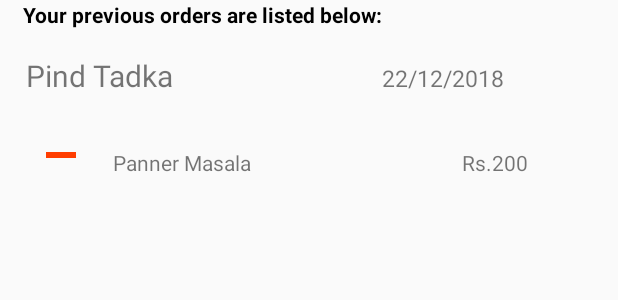
After one commit to HenryGibson86/RestaurantApp, an Android app: the layout fragment_previous_orders.xml on its own in the app's theme, with its tools: preview values and no code run, on a phone screen of 412 x 824 dp. The commit adds this screen. Shown: the top 300 px of the screen. Run offline under Robolectric (Android 15) with nearby library versions, the phone set to English and light mode, and no system bars; network calls fail.

Commit message:
Previous Orders Page

```diff
--- /dev/null
+++ b/app/src/main/java/com/albino/restaurantapp/fragment/PreviousOrdersFragment.kt
@@ -0,0 +1,24 @@
+package com.albino.restaurantapp.fragment
+
+import android.os.Bundle
+import androidx.fragment.app.Fragment
+import android.view.LayoutInflater
+import android.view.View
+import android.view.ViewGroup
+
+import com.albino.restaurantapp.R
+
+/**
+ * A simple [Fragment] subclass.
+ */
+class PreviousOrdersFragment : Fragment() {
+
+    override fun onCreateView(
+        inflater: LayoutInflater, container: ViewGroup?,
+        savedInstanceState: Bundle?
+    ): View? {
+        // Inflate the layout for this fragment
+        return inflater.inflate(R.layout.fragment_previous_orders, container, false)
+    }
+
+}
--- /dev/null
+++ b/app/src/main/res/layout/fragment_previous_orders.xml
@@ -0,0 +1,150 @@
+<LinearLayout xmlns:android="http://schemas.android.com/apk/res/android"
+    xmlns:tools="http://schemas.android.com/tools"
+    android:layout_width="match_parent"
+    android:layout_height="wrap_content"
+    android:orientation="vertical"
+    tools:context=".fragment.PreviousOrdersFragment" >
+
+    <TextView
+        android:layout_width="wrap_content"
+        android:layout_height="wrap_content"
+        android:layout_marginLeft="15dip"
+        android:text="Your previous orders are listed below:"
+        android:textColor="@color/black"
+        android:textStyle="bold" />
+
+    <LinearLayout
+        android:layout_width="match_parent"
+        android:layout_height="wrap_content"
+        android:orientation="vertical">
+
+        <LinearLayout
+            android:layout_width="match_parent"
+            android:layout_height="wrap_content"
+            android:layout_margin="12dip"
+            android:background="#00000000"
+            android:orientation="horizontal"
+            android:weightSum="1">
+
+
+
+
+            <RelativeLayout
+                android:layout_width="0dp"
+                android:layout_height="wrap_content"
+                android:layout_weight="0.60"
+
+
+                >
+
+                <TextView
+                    android:id="@+id/textViewResturantName"
+                    android:layout_width="match_parent"
+                    android:layout_height="wrap_content"
+                    android:text="Pind Tadka"
+                    android:textSize="20sp"
+                    android:layout_centerInParent="true"
+                    android:padding="5dp"
+                    />
+
+
+            </RelativeLayout>
+
+
+
+            <RelativeLayout
+                android:layout_width="0dp"
+                android:layout_height="wrap_content"
+                android:layout_weight="0.25"
+
+
+                >
+
+                <TextView
+                    android:id="@+id/textViewDate"
+                    android:layout_width="match_parent"
+                    android:layout_height="wrap_content"
+                    android:layout_centerInParent="true"
+                    android:padding="5dp"
+                    android:paddingStart="10dp"
+                    android:text="22/12/2018"
+                    android:textSize="15sp" />
+
+
+            </RelativeLayout>
+
+        </LinearLayout>
+        <LinearLayout
+            android:layout_width="match_parent"
+            android:layout_height="50dp"
+            android:layout_margin="12dip"
+            android:background="#00000000"
+            android:orientation="horizontal"
+            android:weightSum="1">
+
+            <RelativeLayout
+                android:layout_width="0dp"
+                android:layout_weight="0.15"
+                android:layout_height="wrap_content">
+
+                <TextView
+                    android:layout_width="20dp"
+                    android:layout_marginTop="5dp"
+                    android:layout_height="4dp"
+                    android:layout_centerInParent="true"
+                    android:background="@color/colorPrimary"
+                    />
+
+            </RelativeLayout>
+
+            <RelativeLayout
+                android:layout_width="0dp"
+                android:layout_height="wrap_content"
+                android:layout_weight="0.60"
+
+
+                >
+
+                <TextView
+                    android:id="@+id/textViewOrderItem"
+                    android:layout_width="match_parent"
+                    android:layout_height="wrap_content"
+                    android:text="Panner Masala"
+                    android:textSize="14sp"
+                    android:layout_centerInParent="true"
+                    android:padding="5dp"
+                    />
+
+
+            </RelativeLayout>
+
+
+
+            <RelativeLayout
+                android:layout_width="0dp"
+                android:layout_height="wrap_content"
+                android:layout_weight="0.25"
+
+
+                >
+
+                <TextView
+                    android:id="@+id/textViewOrderItemPrice"
+                    android:layout_width="match_parent"
+                    android:layout_height="wrap_content"
+                    android:text="Rs.200"
+                    android:textSize="14sp"
+                    android:layout_centerInParent="true"
+                    android:padding="5dp"
+                    />
+
+
+            </RelativeLayout>
+
+
+        </LinearLayout>
+    </LinearLayout>
+
+
+
+</LinearLayout>
--- a/app/src/main/res/values/colors.xml
+++ b/app/src/main/res/values/colors.xml
@@ -5,4 +5,5 @@
     <color name="colorAccent">#ff6333</color>
 <color name="white">#ffff</color>
     <color name="cost_for_one">#9B9C9B</color>
+    <color name="black">	#000000</color>
 </resources>
```
